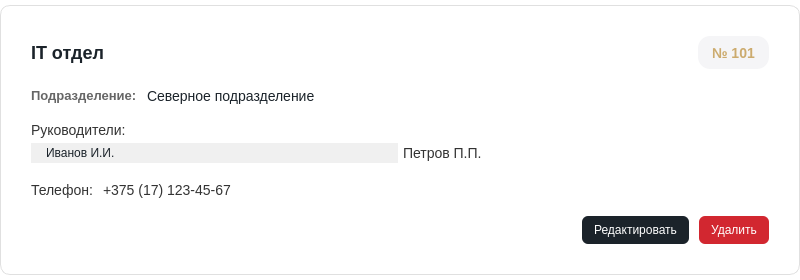
The window that ui/settings/departments/department_card.ui (lerakaplich/TaskPlanner2) describes before a commit, drawn with Qt 5.
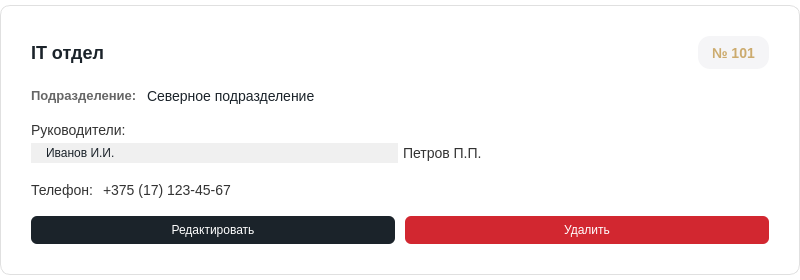
The same window after the commit.

The edit to the form file:
```diff
--- a/ui/settings/departments/department_card.ui
+++ b/ui/settings/departments/department_card.ui
@@ -10,6 +10,12 @@
     <height>280</height>
    </rect>
   </property>
+  <property name="maximumSize">
+   <size>
+    <width>16777215</width>
+    <height>280</height>
+   </size>
+  </property>
   <property name="styleSheet">
    <string notr="true">QFrame#DepartmentCard {
     background-color: white;
@@ -22,6 +28,7 @@
     border: 2px solid #ccab6e;
 }
 QLabel {
+    background-color: white;
     color: #333;
     font-size: 14px;
 }
@@ -29,6 +36,7 @@
     font-size: 18px;
     font-weight: bold;
     color: #1B232A;
+    background-color: white;
 }
 QLabel#numberLabel {
     font-size: 14px;
@@ -42,9 +50,11 @@
     font-size: 13px;
     color: #666;
     font-weight: bold;
+    background-color: white;
 }
 QLabel#valueLabel {
     color: #1B232A;
+    background-color: white;
 }
 QLabel#bossLabel {
     background-color: #F0F0F0;
@@ -214,19 +224,6 @@
    </item>
    <item>
     <layout class="QHBoxLayout" name="buttonsLayout">
-     <item>
-      <spacer name="horizontalSpacer_4">
-       <property name="orientation">
-        <enum>Qt::Orientation::Horizontal</enum>
-       </property>
-       <property name="sizeHint" stdset="0">
-        <size>
-         <width>40</width>
-         <height>20</height>
-        </size>
-       </property>
-      </spacer>
-     </item>
      <item>
       <widget class="QPushButton" name="editButton">
        <property name="maximumSize">
@@ -244,13 +241,18 @@
     color: white;
     border: none;
     border-radius: 6px;
-    padding: 6px 12px;
+    padding: 0px 12px;   /* вертикальный padding убрали */
     font-size: 12px;
+    min-height: 28px;
+    max-height: 28px;
 }
 QPushButton:hover {
-    background-color: #D9D9D6;
-    color: black;
-}</string>
+    background-color: #09131B;
+}
+QPushButton:pressed {
+    background-color: #030B12;
+}
+</string>
        </property>
        <property name="text">
         <string>Редактировать</string>
@@ -274,11 +276,10 @@
     color: white;
     border: none;
     border-radius: 6px;
-    padding: 6px 12px;
+    padding: 0px 12px;   /* вертикальный padding убрали */
     font-size: 12px;
-}
-QPushButton:hover {
-    background-color: #6a1e29;
+    min-height: 28px;
+    max-height: 28px;
 }
 QPushButton:hover {
     background-color: #862633;
@@ -286,6 +287,7 @@
 QPushButton:pressed {
     background-color: #6a1e29;
 }
+
 </string>
        </property>
        <property name="text">
```
Left out of the diff: 3 changed lines with no effect on the pictures.
